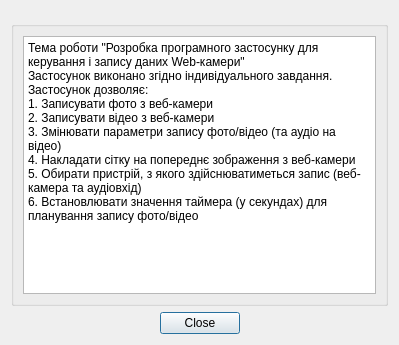
Before: the Qt Designer form about.ui in foxnukem/CamCapture, drawn with Qt 5; both pictures show x 0 to 399 and y 161 to 506 of the 399 by 506 pixel window.
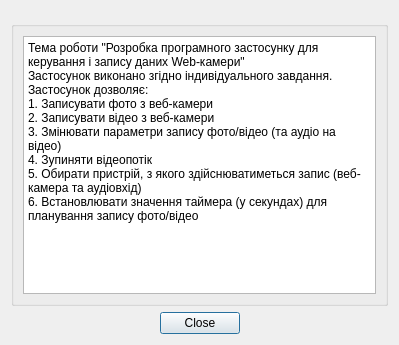
After: the same form once the commit is applied. Icons and pictures are not drawn.

```diff
--- a/about.ui
+++ b/about.ui
@@ -189,7 +189,7 @@
 &lt;p style=&quot; margin-top:0px; margin-bottom:0px; margin-left:0px; margin-right:0px; -qt-block-indent:0; text-indent:0px;&quot;&gt;1. Записувати фото з веб-камери&lt;/p&gt;
 &lt;p style=&quot; margin-top:0px; margin-bottom:0px; margin-left:0px; margin-right:0px; -qt-block-indent:0; text-indent:0px;&quot;&gt;2. Записувати відео з веб-камери&lt;/p&gt;
 &lt;p style=&quot; margin-top:0px; margin-bottom:0px; margin-left:0px; margin-right:0px; -qt-block-indent:0; text-indent:0px;&quot;&gt;3. Змінювати параметри запису фото/відео (та аудіо на відео)&lt;/p&gt;
-&lt;p style=&quot; margin-top:0px; margin-bottom:0px; margin-left:0px; margin-right:0px; -qt-block-indent:0; text-indent:0px;&quot;&gt;4. Накладати сітку на попереднє зображення з веб-камери&lt;/p&gt;
+&lt;p style=&quot; margin-top:0px; margin-bottom:0px; margin-left:0px; margin-right:0px; -qt-block-indent:0; text-indent:0px;&quot;&gt;4. Зупиняти відеопотік&lt;/p&gt;
 &lt;p style=&quot; margin-top:0px; margin-bottom:0px; margin-left:0px; margin-right:0px; -qt-block-indent:0; text-indent:0px;&quot;&gt;5. Обирати пристрій, з якого здійснюватиметься запис (веб-камера та аудіовхід)&lt;/p&gt;
 &lt;p style=&quot; margin-top:0px; margin-bottom:0px; margin-left:0px; margin-right:0px; -qt-block-indent:0; text-indent:0px;&quot;&gt;6. Встановлювати значення таймера (у секундах) для планування запису фото/відео&lt;/p&gt;&lt;/body&gt;&lt;/html&gt;</string>
           </property>
```
